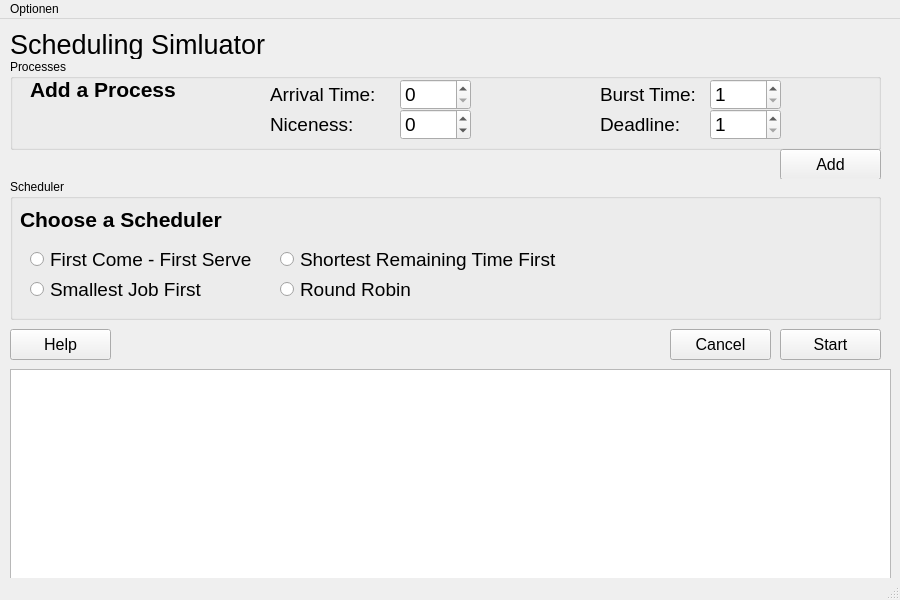
Qt form scheduler_sim_gui.ui (TypMitSchnurrbart/SchedulerSim) before a commit.
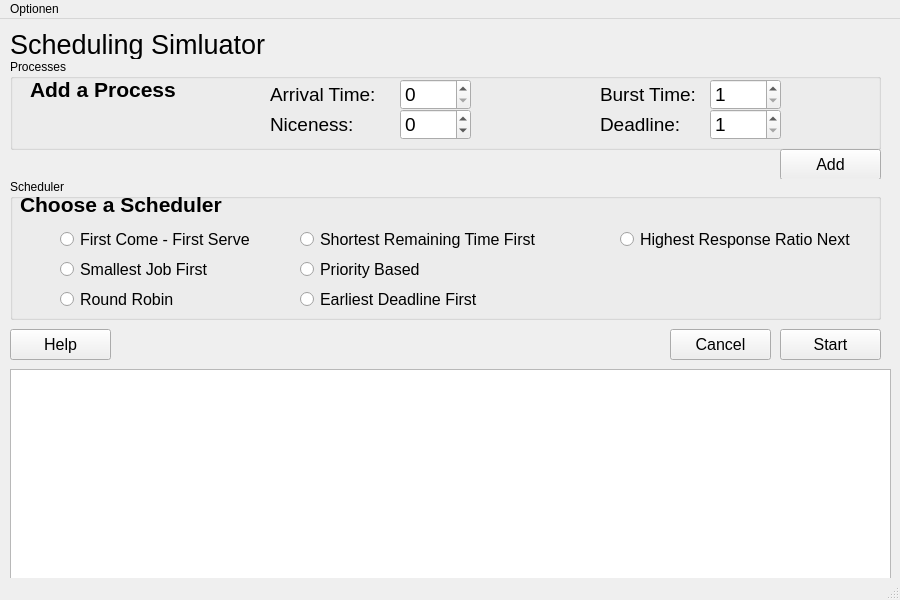
The same form after that commit.

Commit message: Added PBS, EDF, HRRN

The edit to the form file:
```diff
--- a/scheduler_sim_gui.ui
+++ b/scheduler_sim_gui.ui
@@ -382,9 +382,9 @@
      <property name="geometry">
       <rect>
        <x>10</x>
-       <y>20</y>
+       <y>10</y>
        <width>211</width>
-       <height>41</height>
+       <height>31</height>
       </rect>
      </property>
      <property name="font">
@@ -404,15 +404,15 @@
     <widget class="QRadioButton" name="radio_fcfs">
      <property name="geometry">
       <rect>
-       <x>20</x>
-       <y>70</y>
+       <x>50</x>
+       <y>50</y>
        <width>221</width>
        <height>21</height>
       </rect>
      </property>
      <property name="font">
       <font>
-       <pointsize>14</pointsize>
+       <pointsize>12</pointsize>
       </font>
      </property>
      <property name="text">
@@ -422,15 +422,15 @@
     <widget class="QRadioButton" name="radio_sjf">
      <property name="geometry">
       <rect>
-       <x>20</x>
-       <y>100</y>
+       <x>50</x>
+       <y>80</y>
        <width>221</width>
        <height>21</height>
       </rect>
      </property>
      <property name="font">
       <font>
-       <pointsize>14</pointsize>
+       <pointsize>12</pointsize>
       </font>
      </property>
      <property name="text">
@@ -440,15 +440,15 @@
     <widget class="QRadioButton" name="radio_srtf">
      <property name="geometry">
       <rect>
-       <x>270</x>
-       <y>70</y>
+       <x>290</x>
+       <y>50</y>
        <width>281</width>
        <height>21</height>
       </rect>
      </property>
      <property name="font">
       <font>
-       <pointsize>14</pointsize>
+       <pointsize>12</pointsize>
       </font>
      </property>
      <property name="text">
@@ -458,21 +458,75 @@
     <widget class="QRadioButton" name="radio_rrobin">
      <property name="geometry">
       <rect>
-       <x>270</x>
-       <y>100</y>
-       <width>281</width>
+       <x>50</x>
+       <y>110</y>
+       <width>231</width>
        <height>21</height>
       </rect>
      </property>
      <property name="font">
       <font>
-       <pointsize>14</pointsize>
+       <pointsize>12</pointsize>
       </font>
      </property>
      <property name="text">
       <string>Round Robin</string>
      </property>
     </widget>
+    <widget class="QRadioButton" name="radio_pbs">
+     <property name="geometry">
+      <rect>
+       <x>290</x>
+       <y>80</y>
+       <width>141</width>
+       <height>21</height>
+      </rect>
+     </property>
+     <property name="font">
+      <font>
+       <pointsize>12</pointsize>
+      </font>
+     </property>
+     <property name="text">
+      <string>Priority Based </string>
+     </property>
+    </widget>
+    <widget class="QRadioButton" name="radio_edf">
+     <property name="geometry">
+      <rect>
+       <x>290</x>
+       <y>110</y>
+       <width>211</width>
+       <height>21</height>
+      </rect>
+     </property>
+     <property name="font">
+      <font>
+       <pointsize>12</pointsize>
+      </font>
+     </property>
+     <property name="text">
+      <string>Earliest Deadline First</string>
+     </property>
+    </widget>
+    <widget class="QRadioButton" name="radio_hrrn">
+     <property name="geometry">
+      <rect>
+       <x>610</x>
+       <y>50</y>
+       <width>231</width>
+       <height>21</height>
+      </rect>
+     </property>
+     <property name="font">
+      <font>
+       <pointsize>12</pointsize>
+      </font>
+     </property>
+     <property name="text">
+      <string>Highest Response Ratio Next</string>
+     </property>
+    </widget>
    </widget>
   </widget>
   <widget class="QMenuBar" name="menubar">
```
The commit also changes 17 other files.
